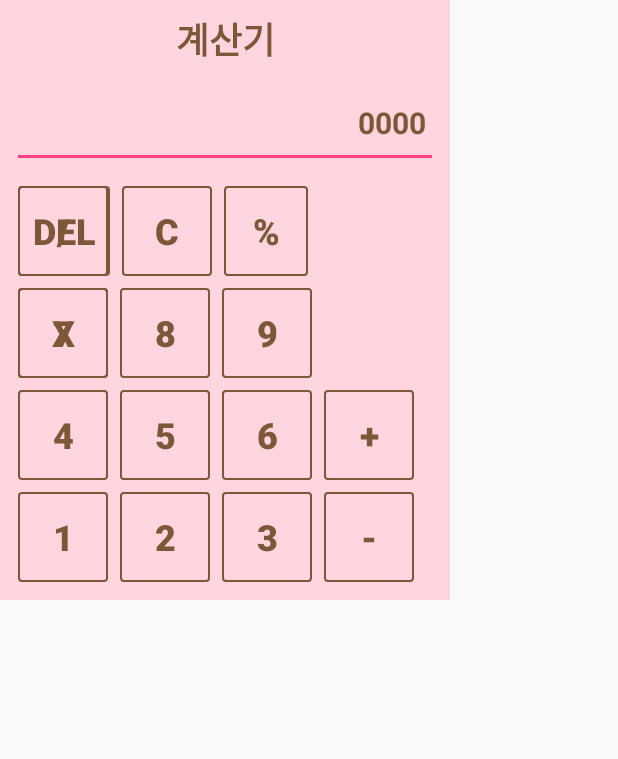
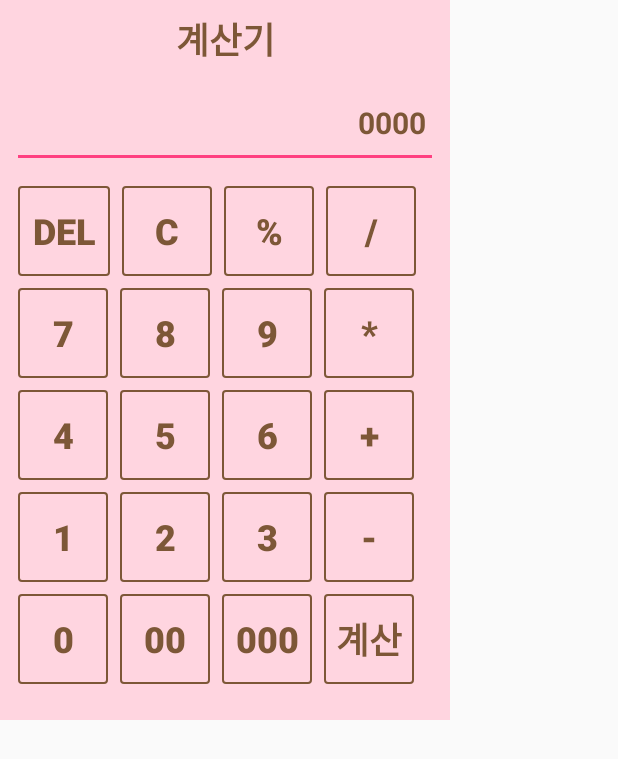
Before and after one commit to Akais24/Project3, an Android app: the layout activity_arithmetic_plus.xml on its own in the app's theme, with its tools: preview values and no code run, on a phone screen of 412 x 824 dp. Shown: the top 759 px of the screen. Run offline under Robolectric (Android 15) with nearby library versions, the phone set to English and light mode, and no system bars.

Commit message:
계산기 구현 완료

```diff
--- a/app/src/main/AndroidManifest.xml
+++ b/app/src/main/AndroidManifest.xml
@@ -48,7 +48,8 @@
         <activity android:name=".SettingsActivity" />
         <activity android:name=".AddEvent.ArithmeticActivity"
             android:theme="@style/myDialog"></activity>
-        <activity android:name=".SettingsActivity"></activity>
+        <activity android:name=".AddEvent.Arithmetic_plus_Activity"
+            android:theme="@style/myDialog"></activity>
         <activity android:name=".App"></activity>
     </application>
 
--- a/app/src/main/java/com/example/q/swipe_tab/AddEvent/CalculationActivity.java
+++ b/app/src/main/java/com/example/q/swipe_tab/AddEvent/CalculationActivity.java
@@ -206,6 +206,7 @@
 
     @Override
     protected void onActivityResult(int requestCode, int resultCode, Intent data) {
+        Log.d("444444", "calcul_onactivityresult");
         switch (requestCode){
             case ARITH:
                 if(data == null) return;
--- a/app/src/main/java/com/example/q/swipe_tab/MainActivity.java
+++ b/app/src/main/java/com/example/q/swipe_tab/MainActivity.java
@@ -43,7 +43,6 @@
 
     String name, nickname, unique_id;
 
-    private FloatingActionButton fab_add;
     ImageView settings;
     ImageView send_more, receive_more;
     RecyclerView send_rv, receive_rv;
--- a/app/src/main/res/layout/activity_add.xml
+++ b/app/src/main/res/layout/activity_add.xml
@@ -185,8 +185,7 @@
                 android:id="@+id/add_btn"
                 android:layout_width="match_parent"
                 android:layout_height="wrap_content"
-                android:paddingVertical="4dp"
-                android:layout_marginVertical="4dp"
+                android:paddingVertical="6dp"
                 android:layout_alignParentBottom="true"
                 android:layout_centerHorizontal="true"
                 android:clickable="true"
@@ -194,7 +193,7 @@
 
                 android:text="추가하기"
                 android:textColor="@color/sy_brown"
-                android:textSize="16dp"
+                android:textSize="18dp"
                 android:gravity="center"/>
 
             <android.support.v7.widget.RecyclerView
--- a/app/src/main/res/layout/activity_arithmetic_plus.xml
+++ b/app/src/main/res/layout/activity_arithmetic_plus.xml
@@ -1,7 +1,7 @@
 <?xml version="1.0" encoding="utf-8"?>
 <RelativeLayout xmlns:android="http://schemas.android.com/apk/res/android"
     android:layout_width="300dp"
-    android:layout_height="400dp"
+    android:layout_height="480dp"
     android:background="@color/sy_softpink">
 
     <TextView
@@ -79,17 +79,12 @@
 
             <Button
                 android:id="@+id/btn_rest"
-                android:layout_width="56dp"
+                android:layout_width="60dp"
                 android:layout_height="60dp"
-                android:layout_marginBottom="4dp"
-                android:layout_marginEnd="4dp"
-
-                android:layout_marginLeft="12dp"
-                android:layout_marginRight="4dp"
-                android:layout_marginStart="4dp"
-                android:layout_marginTop="4dp"
+                android:layout_margin="4dp"
                 android:layout_toRightOf="@id/btn_reset"
                 android:background="@drawable/border_with_transparent"
+
                 android:gravity="center"
                 android:text="%"
                 android:textColor="@color/sy_brown"
@@ -101,7 +96,7 @@
                 android:layout_width="60dp"
                 android:layout_height="60dp"
                 android:layout_margin="4dp"
-                android:layout_toRightOf="@id/btn_restt"
+                android:layout_toRightOf="@id/btn_rest"
                 android:background="@drawable/border_with_transparent"
 
                 android:gravity="center"
@@ -164,11 +159,11 @@
             android:layout_width="60dp"
             android:layout_height="60dp"
             android:layout_margin="4dp"
-                android:layout_toRightOf="@id/btn_restt"
+            android:layout_toRightOf="@id/btn_9"
             android:background="@drawable/border_with_transparent"
 
             android:gravity="center"
-                android:text="X"
+            android:text="*"
             android:textColor="@color/sy_brown"
             android:textSize="24dp"
             android:textStyle="bold" />
@@ -357,7 +352,7 @@
                 android:background="@drawable/border_with_transparent"
 
                 android:gravity="center"
-                android:text="입력"
+                android:text="계산"
                 android:textColor="@color/sy_brown"
                 android:textSize="24dp"
                 android:textStyle="bold" />
```
Also changed, not shown: app/build.gradle (+5 -8 lines), app/src/main/java/com/example/q/swipe_tab/AddEvent/ArithmeticActivity.java (+29 -9 lines), app/src/main/java/com/example/q/swipe_tab/AddEvent/Arithmetic_plus_Activity.java (+80 -13 lines), app/src/main/res/layout/activity_arithmetic.xml (+5 -5 lines). Lines whose indentation alone changed are shown as unchanged.
